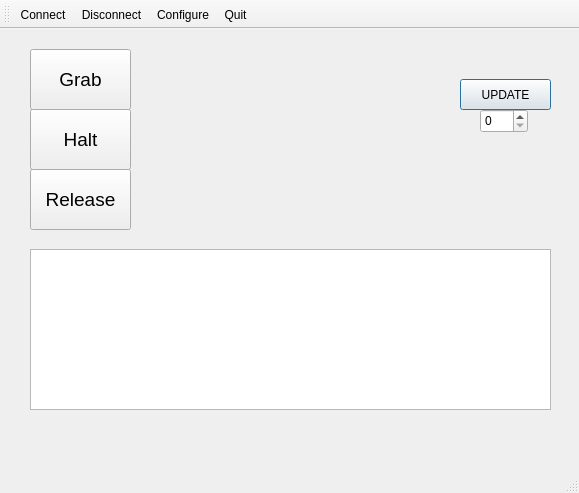
Qt form mainwindow.ui (cbteeple/mclane-pump-gui) before a commit.
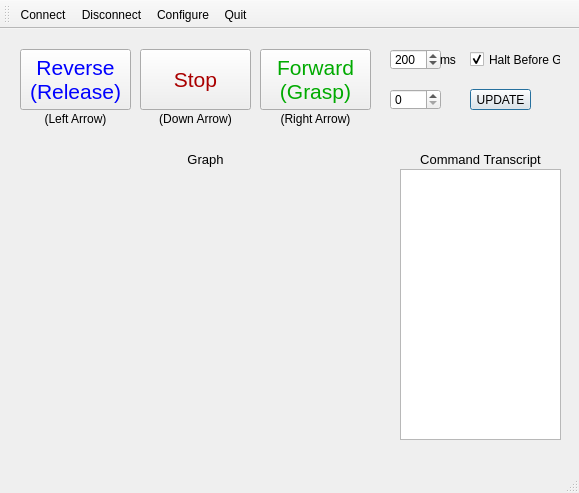
The same form after that commit. Icons and pictures are not drawn. Custom widgets are drawn as their Qt base class.

Commit message: New UI Layout, and cleaned up some functions

```diff
--- a/mainwindow.ui
+++ b/mainwindow.ui
@@ -17,10 +17,10 @@
    <widget class="QPushButton" name="Update">
     <property name="geometry">
      <rect>
-      <x>460</x>
-      <y>50</y>
-      <width>91</width>
-      <height>31</height>
+      <x>470</x>
+      <y>60</y>
+      <width>61</width>
+      <height>21</height>
      </rect>
     </property>
     <property name="text">
@@ -54,10 +54,10 @@
    <widget class="QCustomPlot" name="plot" native="true">
     <property name="geometry">
      <rect>
-      <x>160</x>
-      <y>20</y>
-      <width>291</width>
-      <height>171</height>
+      <x>20</x>
+      <y>140</y>
+      <width>371</width>
+      <height>271</height>
      </rect>
     </property>
     <property name="font">
@@ -69,75 +69,453 @@
    <widget class="QSpinBox" name="spinBox_1">
     <property name="geometry">
      <rect>
-      <x>480</x>
-      <y>80</y>
-      <width>48</width>
-      <height>24</height>
+      <x>390</x>
+      <y>60</y>
+      <width>51</width>
+      <height>21</height>
      </rect>
     </property>
    </widget>
    <widget class="QPushButton" name="pushButton_grab">
     <property name="geometry">
      <rect>
-      <x>30</x>
+      <x>260</x>
       <y>20</y>
-      <width>101</width>
+      <width>111</width>
       <height>61</height>
      </rect>
     </property>
+    <property name="palette">
+     <palette>
+      <active>
+       <colorrole role="WindowText">
+        <brush brushstyle="SolidPattern">
+         <color alpha="255">
+          <red>0</red>
+          <green>170</green>
+          <blue>0</blue>
+         </color>
+        </brush>
+       </colorrole>
+       <colorrole role="Text">
+        <brush brushstyle="SolidPattern">
+         <color alpha="255">
+          <red>0</red>
+          <green>170</green>
+          <blue>0</blue>
+         </color>
+        </brush>
+       </colorrole>
+       <colorrole role="ButtonText">
+        <brush brushstyle="SolidPattern">
+         <color alpha="255">
+          <red>0</red>
+          <green>170</green>
+          <blue>0</blue>
+         </color>
+        </brush>
+       </colorrole>
+       <colorrole role="PlaceholderText">
+        <brush brushstyle="SolidPattern">
+         <color alpha="128">
+          <red>0</red>
+          <green>170</green>
+          <blue>0</blue>
+         </color>
+        </brush>
+       </colorrole>
+      </active>
+      <inactive>
+       <colorrole role="WindowText">
+        <brush brushstyle="SolidPattern">
+         <color alpha="255">
+          <red>0</red>
+          <green>170</green>
+          <blue>0</blue>
+         </color>
+        </brush>
+       </colorrole>
+       <colorrole role="Text">
+        <brush brushstyle="SolidPattern">
+         <color alpha="255">
+          <red>0</red>
+          <green>170</green>
+          <blue>0</blue>
+         </color>
+        </brush>
+       </colorrole>
+       <colorrole role="ButtonText">
+        <brush brushstyle="SolidPattern">
+         <color alpha="255">
+          <red>0</red>
+          <green>170</green>
+          <blue>0</blue>
+         </color>
+        </brush>
+       </colorrole>
+       <colorrole role="PlaceholderText">
+        <brush brushstyle="SolidPattern">
+         <color alpha="128">
+          <red>0</red>
+          <green>170</green>
+          <blue>0</blue>
+         </color>
+        </brush>
+       </colorrole>
+      </inactive>
+      <disabled>
+       <colorrole role="WindowText">
+        <brush brushstyle="SolidPattern">
+         <color alpha="255">
+          <red>120</red>
+          <green>120</green>
+          <blue>120</blue>
+         </color>
+        </brush>
+       </colorrole>
+       <colorrole role="Text">
+        <brush brushstyle="SolidPattern">
+         <color alpha="255">
+          <red>120</red>
+          <green>120</green>
+          <blue>120</blue>
+         </color>
+        </brush>
+       </colorrole>
+       <colorrole role="ButtonText">
+        <brush brushstyle="SolidPattern">
+         <color alpha="255">
+          <red>120</red>
+          <green>120</green>
+          <blue>120</blue>
+         </color>
+        </brush>
+       </colorrole>
+       <colorrole role="PlaceholderText">
+        <brush brushstyle="SolidPattern">
+         <color alpha="128">
+          <red>0</red>
+          <green>0</green>
+          <blue>0</blue>
+         </color>
+        </brush>
+       </colorrole>
+      </disabled>
+     </palette>
+    </property>
     <property name="font">
      <font>
-      <pointsize>14</pointsize>
+      <pointsize>16</pointsize>
+      <weight>50</weight>
+      <bold>false</bold>
      </font>
     </property>
     <property name="text">
-     <string>Grab</string>
+     <string>Forward
+(Grasp)</string>
+    </property>
+    <property name="checkable">
+     <bool>false</bool>
     </property>
    </widget>
    <widget class="QPushButton" name="pushButton_stop">
     <property name="geometry">
      <rect>
-      <x>30</x>
-      <y>80</y>
-      <width>101</width>
+      <x>140</x>
+      <y>20</y>
+      <width>111</width>
       <height>61</height>
      </rect>
     </property>
+    <property name="palette">
+     <palette>
+      <active>
+       <colorrole role="ButtonText">
+        <brush brushstyle="SolidPattern">
+         <color alpha="255">
+          <red>170</red>
+          <green>0</green>
+          <blue>0</blue>
+         </color>
+        </brush>
+       </colorrole>
+      </active>
+      <inactive>
+       <colorrole role="ButtonText">
+        <brush brushstyle="SolidPattern">
+         <color alpha="255">
+          <red>170</red>
+          <green>0</green>
+          <blue>0</blue>
+         </color>
+        </brush>
+       </colorrole>
+      </inactive>
+      <disabled>
+       <colorrole role="ButtonText">
+        <brush brushstyle="SolidPattern">
+         <color alpha="255">
+          <red>120</red>
+          <green>120</green>
+          <blue>120</blue>
+         </color>
+        </brush>
+       </colorrole>
+      </disabled>
+     </palette>
+    </property>
     <property name="font">
      <font>
-      <pointsize>14</pointsize>
+      <pointsize>16</pointsize>
+      <weight>50</weight>
+      <bold>false</bold>
      </font>
     </property>
     <property name="text">
-     <string>Halt</string>
+     <string>Stop</string>
     </property>
    </widget>
    <widget class="QPushButton" name="pushButton_release">
     <property name="geometry">
      <rect>
-      <x>30</x>
-      <y>140</y>
-      <width>101</width>
+      <x>20</x>
+      <y>20</y>
+      <width>111</width>
       <height>61</height>
      </rect>
     </property>
+    <property name="palette">
+     <palette>
+      <active>
+       <colorrole role="ButtonText">
+        <brush brushstyle="SolidPattern">
+         <color alpha="255">
+          <red>0</red>
+          <green>0</green>
+          <blue>255</blue>
+         </color>
+        </brush>
+       </colorrole>
+      </active>
+      <inactive>
+       <colorrole role="ButtonText">
+        <brush brushstyle="SolidPattern">
+         <color alpha="255">
+          <red>0</red>
+          <green>0</green>
+          <blue>255</blue>
+         </color>
+        </brush>
+       </colorrole>
+      </inactive>
+      <disabled>
+       <colorrole role="ButtonText">
+        <brush brushstyle="SolidPattern">
+         <color alpha="255">
+          <red>120</red>
+          <green>120</green>
+          <blue>120</blue>
+         </color>
+        </brush>
+       </colorrole>
+      </disabled>
+     </palette>
+    </property>
     <property name="font">
      <font>
-      <pointsize>14</pointsize>
+      <pointsize>16</pointsize>
+      <weight>50</weight>
+      <bold>false</bold>
      </font>
     </property>
     <property name="text">
-     <string>Release</string>
+     <string>Reverse
+(Release)</string>
     </property>
    </widget>
    <widget class="QTextBrowser" name="textBrowser">
     <property name="geometry">
      <rect>
+      <x>400</x>
+      <y>140</y>
+      <width>161</width>
+      <height>271</height>
+     </rect>
+    </property>
+   </widget>
+   <widget class="QLabel" name="label">
+    <property name="geometry">
+     <rect>
+      <x>270</x>
+      <y>80</y>
+      <width>91</width>
+      <height>20</height>
+     </rect>
+    </property>
+    <property name="font">
+     <font>
+      <pointsize>9</pointsize>
+     </font>
+    </property>
+    <property name="text">
+     <string>(Right Arrow)</string>
+    </property>
+    <property name="textFormat">
+     <enum>Qt::AutoText</enum>
+    </property>
+    <property name="alignment">
+     <set>Qt::AlignCenter</set>
+    </property>
+   </widget>
+   <widget class="QLabel" name="label_2">
+    <property name="geometry">
+     <rect>
+      <x>150</x>
+      <y>80</y>
+      <width>91</width>
+      <height>20</height>
+     </rect>
+    </property>
+    <property name="font">
+     <font>
+      <pointsize>9</pointsize>
+     </font>
+    </property>
+    <property name="text">
+     <string>(Down Arrow)</string>
+    </property>
+    <property name="textFormat">
+     <enum>Qt::AutoText</enum>
+    </property>
+    <property name="alignment">
+     <set>Qt::AlignCenter</set>
+    </property>
+   </widget>
+   <widget class="QLabel" name="label_3">
+    <property name="geometry">
+     <rect>
       <x>30</x>
-      <y>220</y>
-      <width>521</width>
-      <height>161</height>
+      <y>80</y>
+      <width>91</width>
+      <height>20</height>
      </rect>
+    </property>
+    <property name="font">
+     <font>
+      <pointsize>9</pointsize>
+     </font>
+    </property>
+    <property name="text">
+     <string>(Left Arrow)</string>
+    </property>
+    <property name="textFormat">
+     <enum>Qt::AutoText</enum>
+    </property>
+    <property name="alignment">
+     <set>Qt::AlignCenter</set>
+    </property>
+   </widget>
+   <widget class="QCheckBox" name="halt_before_go">
+    <property name="geometry">
+     <rect>
+      <x>470</x>
+      <y>20</y>
+      <width>91</width>
+      <height>21</height>
+     </rect>
+    </property>
+    <property name="font">
+     <font>
+      <pointsize>9</pointsize>
+     </font>
+    </property>
+    <property name="text">
+     <string>Halt Before Go</string>
+    </property>
+    <property name="checked">
+     <bool>true</bool>
+    </property>
+   </widget>
+   <widget class="QSpinBox" name="halt_delay">
+    <property name="geometry">
+     <rect>
+      <x>390</x>
+      <y>20</y>
+      <width>51</width>
+      <height>21</height>
+     </rect>
+    </property>
+    <property name="font">
+     <font>
+      <pointsize>9</pointsize>
+     </font>
+    </property>
+    <property name="suffix">
+     <string/>
+    </property>
+    <property name="maximum">
+     <number>2000</number>
+    </property>
+    <property name="singleStep">
+     <number>50</number>
+    </property>
+    <property name="value">
+     <number>200</number>
+    </property>
+   </widget>
+   <widget class="QLabel" name="label_4">
+    <property name="geometry">
+     <rect>
+      <x>440</x>
+      <y>20</y>
+      <width>21</width>
+      <height>21</height>
+     </rect>
+    </property>
+    <property name="text">
+     <string>ms</string>
+    </property>
+   </widget>
+   <widget class="QLabel" name="label_5">
+    <property name="geometry">
+     <rect>
+      <x>400</x>
+      <y>120</y>
+      <width>161</width>
+      <height>21</height>
+     </rect>
+    </property>
+    <property name="font">
+     <font>
+      <pointsize>10</pointsize>
+     </font>
+    </property>
+    <property name="text">
+     <string>Command Transcript</string>
+    </property>
+    <property name="alignment">
+     <set>Qt::AlignCenter</set>
+    </property>
+   </widget>
+   <widget class="QLabel" name="label_6">
+    <property name="geometry">
+     <rect>
+      <x>20</x>
+      <y>120</y>
+      <width>371</width>
+      <height>21</height>
+     </rect>
+    </property>
+    <property name="font">
+     <font>
+      <pointsize>10</pointsize>
+     </font>
+    </property>
+    <property name="text">
+     <string>Graph</string>
+    </property>
+    <property name="alignment">
+     <set>Qt::AlignCenter</set>
     </property>
    </widget>
   </widget>
```
Left out of the diff: 12 changed lines with no effect on the pictures. The commit also changes 4 other files.
